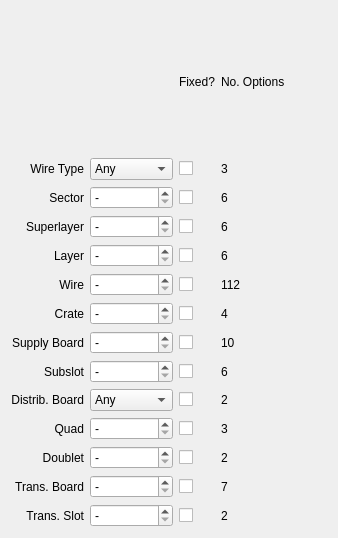
JeffersonLab/clas12-dc-wiremap, file Sidebar.ui: the form before one commit.
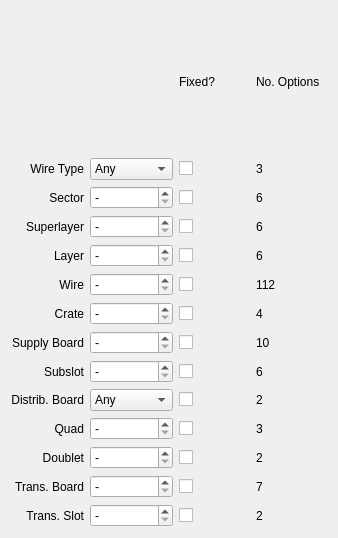
The form after the commit.

What changed in the file:
```diff
--- a/Sidebar.ui
+++ b/Sidebar.ui
@@ -188,7 +188,7 @@
    <item row="0" column="3">
     <widget class="QLabel" name="header_nopts">
      <property name="sizePolicy">
-      <sizepolicy hsizetype="Preferred" vsizetype="Expanding">
+      <sizepolicy hsizetype="Preferred" vsizetype="Preferred">
        <horstretch>0</horstretch>
        <verstretch>0</verstretch>
       </sizepolicy>
@@ -524,7 +524,7 @@
    <item row="2" column="3">
     <widget class="QLabel" name="wire_type_nopts">
      <property name="sizePolicy">
-      <sizepolicy hsizetype="Expanding" vsizetype="Preferred">
+      <sizepolicy hsizetype="Preferred" vsizetype="Preferred">
        <horstretch>0</horstretch>
        <verstretch>0</verstretch>
       </sizepolicy>
```
